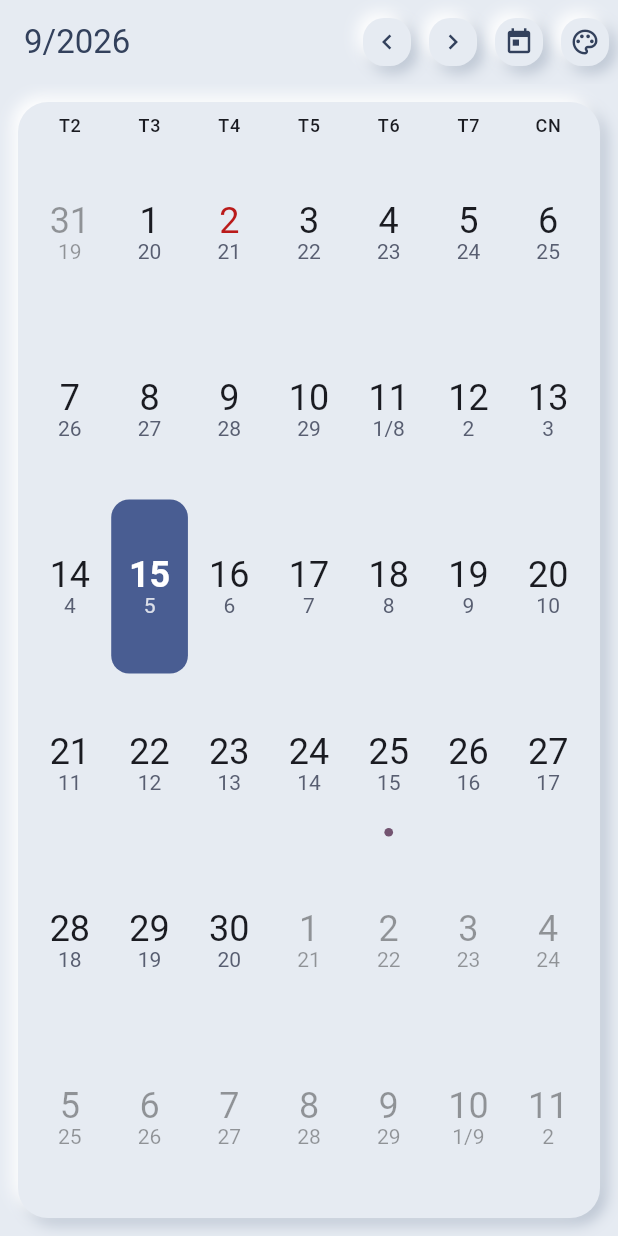
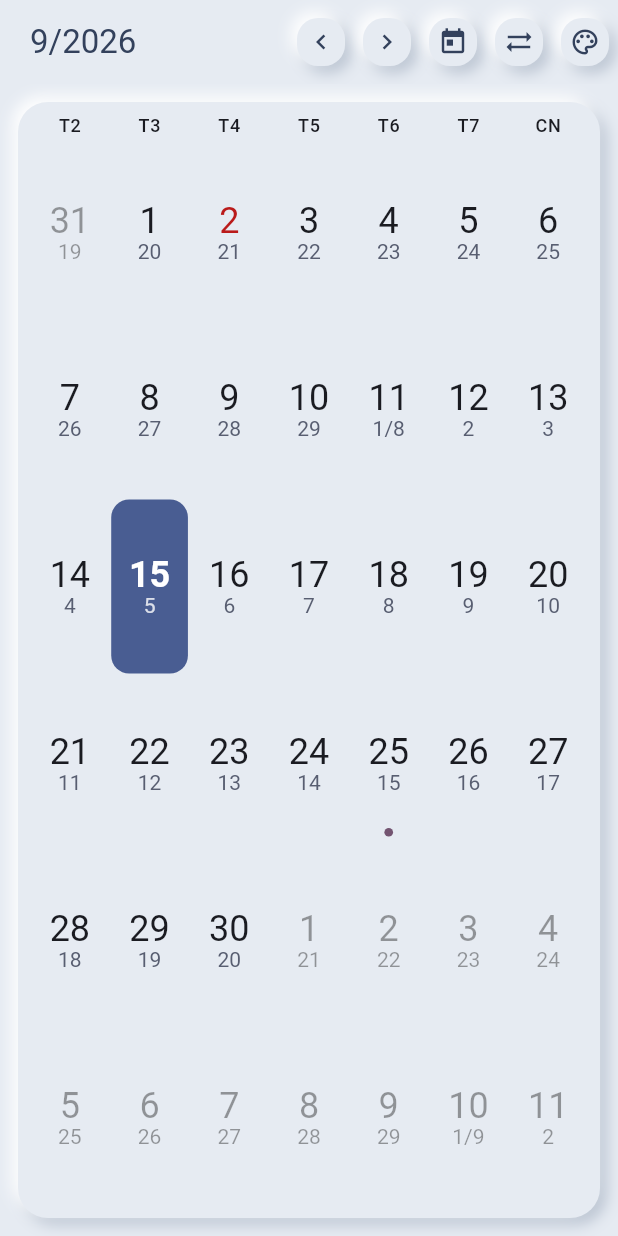
Before and after one commit to fralcy/DualCal, a Flutter app: the screen it shows after launch, on a phone screen of 412 x 824 dp. Run offline on Flutter 3.47's test engine with Material 3 defaults, Android fonts, the phone set to English and light mode, and no system bars; our stand-ins replace file_picker, flutter_local_notifications, hive, hive_flutter, timezone, web; missing offline and left inert: dart:js_interop; accounts and stored records are empty; generated files the repository leaves out were written again.

Commit message:
feat: wire up date converter, month/year jump, and vertical swipe-for-year
- Both app bars: new converter toolbar button (opens
  showDateConverterModal), and the month/year label is now tappable
  (opens showJumpToMonthModal, prefilled with the visible month).
- Mobile only: vertical swipe changes the year (jumpToMonth), the
  touch equivalent of the existing Shift+PageUp/PageDown shortcut,
  alongside the existing horizontal swipe for month. The grid below
  uses NeverScrollableScrollPhysics, so there's no scrollable to
  contend with for the gesture arena.

Co-Authored-By: Claude Sonnet 5 <noreply@anthropic.com>

```diff
--- a/lib/screens/mobile_portrait_calendar_screen.dart
+++ b/lib/screens/mobile_portrait_calendar_screen.dart
@@ -6,7 +6,9 @@ import '../core/providers/settings_provider.dart';
 import '../core/widgets/month_grid.dart';
 import '../core/widgets/neumorphic_button.dart';
 import '../core/widgets/neumorphic_container.dart';
+import 'modals/date_converter_modal.dart';
 import 'modals/day_detail_modal.dart';
+import 'modals/jump_to_month_modal.dart';
 import 'modals/settings_modal.dart';
 
 /// Mobile layout: month grid fills the screen, tapping a day opens the
@@ -26,7 +28,17 @@ class MobilePortraitCalendarScreen extends StatelessWidget {
       appBar: AppBar(
         backgroundColor: themeConfig.background,
         elevation: 0,
-        title: Text(monthLabel, style: TextStyle(color: themeConfig.textPrimary)),
+        title: InkWell(
+          borderRadius: BorderRadius.circular(8),
+          onTap: () => showJumpToMonthModal(context),
+          child: Padding(
+            padding: const EdgeInsets.symmetric(horizontal: 4, vertical: 2),
+            child: Text(
+              monthLabel,
+              style: TextStyle(color: themeConfig.textPrimary),
+            ),
+          ),
+        ),
         // Previously in `leading:`, which AppBar forces into a fixed square
         // slot (56px by default) — unlike `actions`, whose children just
         // size to their own content. That made this button visibly bigger
@@ -61,6 +73,14 @@ class MobilePortraitCalendarScreen extends StatelessWidget {
             padding: const EdgeInsets.all(6),
             child: NeumorphicButton(
               padding: const EdgeInsets.all(6),
+              onTap: () => showDateConverterModal(context),
+              child: const Icon(Icons.sync_alt, size: 20),
+            ),
+          ),
+          Padding(
+            padding: const EdgeInsets.all(6),
+            child: NeumorphicButton(
+              padding: const EdgeInsets.all(6),
               onTap: () => showSettingsModal(context),
               child: const Icon(Icons.palette_outlined, size: 20),
             ),
@@ -69,13 +89,23 @@ class MobilePortraitCalendarScreen extends StatelessWidget {
       ),
       body: GestureDetector(
         // Swipe left/right to change month — the touch-screen equivalent
-        // of the Page Up/Down keyboard shortcut.
+        // of the Page Up/Down keyboard shortcut. Swipe up/down to change
+        // year — the equivalent of Shift+Page Up/Page Down.
         onHorizontalDragEnd: (details) {
           final velocity = details.primaryVelocity ?? 0;
           if (velocity < -200) {
             calendar.goToNextMonth();
           } else if (velocity > 200) {
             calendar.goToPreviousMonth();
+          }
+        },
+        onVerticalDragEnd: (details) {
+          final velocity = details.primaryVelocity ?? 0;
+          final current = calendar.visibleMonth;
+          if (velocity < -200) {
+            calendar.jumpToMonth(current.year + 1, current.month);
+          } else if (velocity > 200) {
+            calendar.jumpToMonth(current.year - 1, current.month);
           }
         },
         child: Padding(
```
Also changed, not shown: lib/screens/desktop_landscape_calendar_screen.dart (+21 -1 lines), 1 other file.
